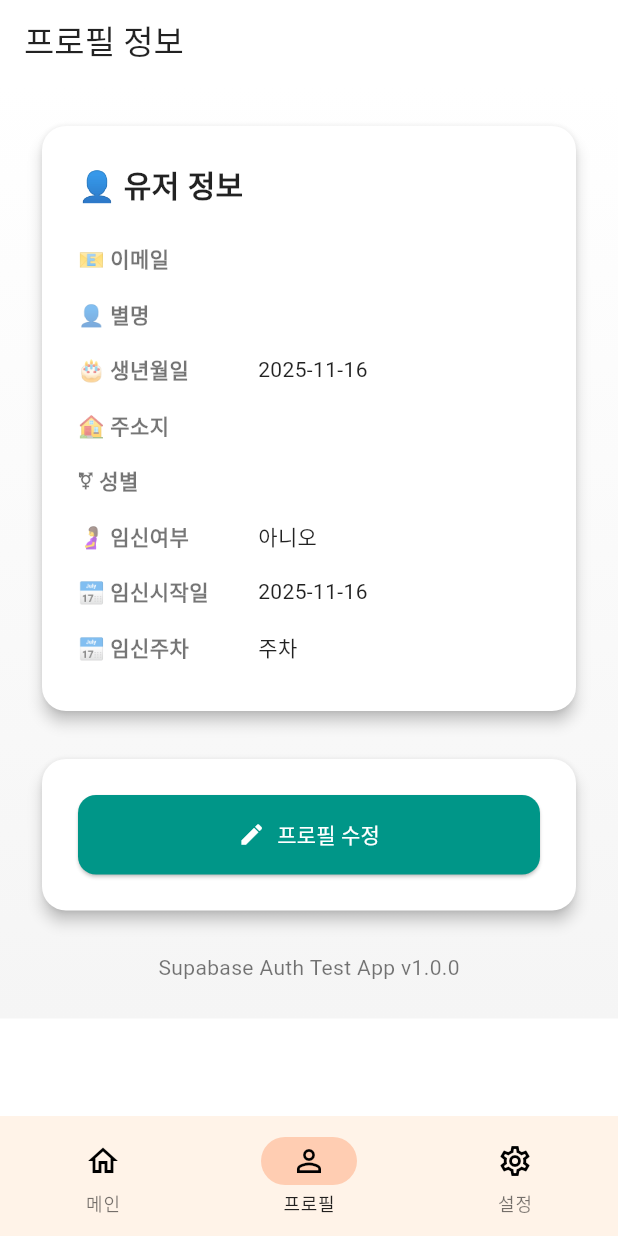
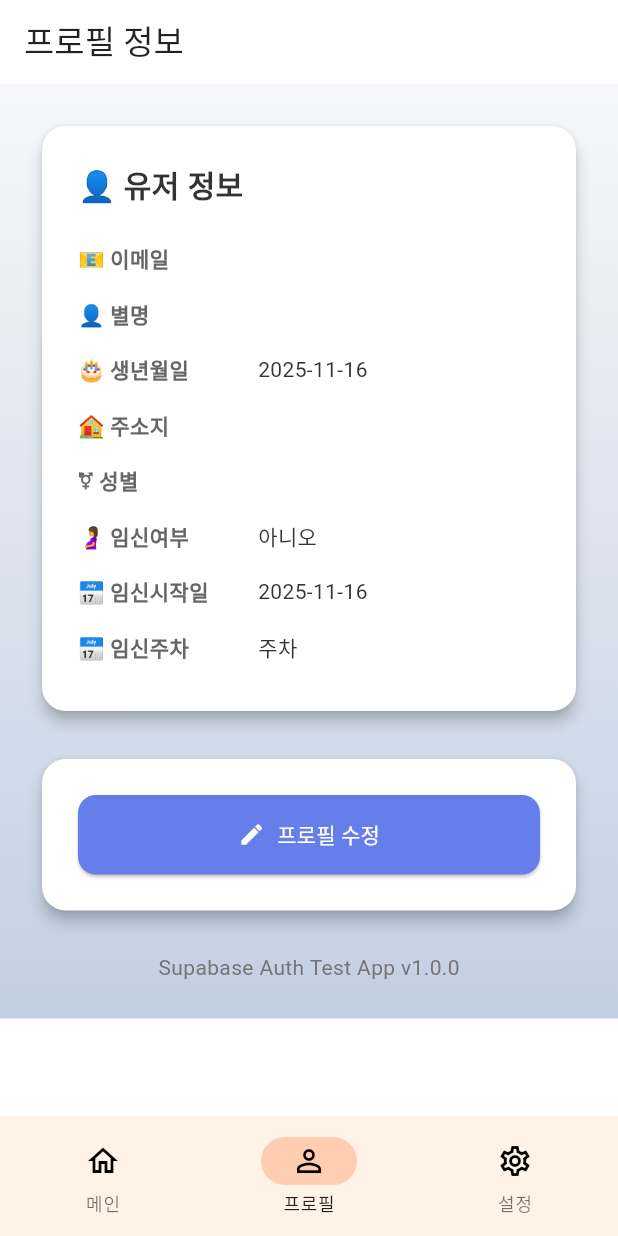
Before and after one commit to KimDaegun00/capstone01, a Flutter app: the screen it shows once a user with an empty profile is signed in, item 2 of the bottom bar chosen, on a phone screen of 412 x 824 dp. Run offline on Flutter 3.47's test engine with Material 3 defaults, Android fonts, the phone set to English and light mode, and no system bars; our stand-ins replace flutter_dotenv, geolocator, go_router, shared_preferences, supabase_flutter, webview_flutter; accounts and stored records are empty.

Commit message:
Revert "다크모드 수정 2"
This reverts commit 83f38c74d7bcbd855b2762a436d20cef39b87fed.

```diff
--- a/lib/nav_screens/profile_screen.dart
+++ b/lib/nav_screens/profile_screen.dart
@@ -72,14 +72,11 @@ class _ProfileScreenState extends State<ProfileScreen> {
         elevation: 0,
       ),
       body: Container(
-        decoration: BoxDecoration(
+        decoration: const BoxDecoration(
           gradient: LinearGradient(
             begin: Alignment.topCenter,
             end: Alignment.bottomCenter,
-            colors: [
-              cs.surface,
-              cs.surfaceVariant,
-            ],
+            colors: [Color(0xFFf5f7fa), Color(0xFFc3cfe2)],
           ),
         ),
         child: SafeArea(
@@ -100,12 +97,12 @@ class _ProfileScreenState extends State<ProfileScreen> {
                     child: Column(
                       crossAxisAlignment: CrossAxisAlignment.start,
                       children: [
-                        Text(
+                        const Text(
                           '👤 유저 정보',
                           style: TextStyle(
                             fontSize: 20,
                             fontWeight: FontWeight.bold,
-                            color: cs.onSurface,
+                            color: Color(0xFF333333),
                           ),
                         ),
                         const SizedBox(height: 16),
@@ -117,20 +114,20 @@ class _ProfileScreenState extends State<ProfileScreen> {
                         else if (_userProfile != null)
                            Column(
                              children: [
-                               _buildInfoRow('📧 이메일', user?.email ?? 'N/A', context),
-                               _buildInfoRow('👤 별명', _userProfile?['별명'] ?? '미설정', context),
-                               _buildInfoRow('🎂 생년월일', _formatDateFromString(_userProfile?['생년월일']), context),
-                               _buildInfoRow('🏠 주소지', _userProfile?['주소지'] ?? '미설정', context),
-                               _buildInfoRow('⚧ 성별', _userProfile?['성별'] ?? '미설정', context),
-                               _buildInfoRow('🤰 임신여부', _userProfile?['임신여부'] == true ? '예' : '아니오', context),
-                               _buildInfoRow('📅 임신시작일', _formatDateFromString(_userProfile?['임신시작일']), context),
-                               _buildInfoRow('📅 임신주차', _userProfile?['임신주차'] != null ? '${_userProfile?['임신주차']}주차' : '미설정', context),
+                               _buildInfoRow('📧 이메일', user?.email ?? 'N/A'),
+                               _buildInfoRow('👤 별명', _userProfile?['별명'] ?? '미설정'),
+                               _buildInfoRow('🎂 생년월일', _formatDateFromString(_userProfile?['생년월일'])),
+                               _buildInfoRow('🏠 주소지', _userProfile?['주소지'] ?? '미설정'),
+                               _buildInfoRow('⚧ 성별', _userProfile?['성별'] ?? '미설정'),
+                               _buildInfoRow('🤰 임신여부', _userProfile?['임신여부'] == true ? '예' : '아니오'),
+                               _buildInfoRow('📅 임신시작일', _formatDateFromString(_userProfile?['임신시작일'])),
+                               _buildInfoRow('📅 임신주차', _userProfile?['임신주차'] != null ? '${_userProfile?['임신주차']}주차' : '미설정'),
                              ],
                            )
                         else
-                          Text(
+                          const Text(
                             '프로필 정보를 불러올 수 없습니다.',
-                            style: TextStyle(color: cs.error),
+                            style: TextStyle(color: Colors.red),
                           ),
                       ],
                     ),
@@ -158,8 +155,8 @@ class _ProfileScreenState extends State<ProfileScreen> {
                             icon: const Icon(Icons.edit),
                             label: const Text('프로필 수정'),
                             style: ElevatedButton.styleFrom(
-                              backgroundColor: cs.primary,
-                              foregroundColor: cs.onPrimary,
+                              backgroundColor: const Color(0xFF667eea),
+                              foregroundColor: Colors.white,
                               padding: const EdgeInsets.symmetric(vertical: 16),
                               shape: RoundedRectangleBorder(
                                 borderRadius: BorderRadius.circular(12),
@@ -179,7 +176,7 @@ class _ProfileScreenState extends State<ProfileScreen> {
                   child: Text(
                     'Supabase Auth Test App v1.0.0',
                     style: TextStyle(
-                      color: cs.onSurfaceVariant,
+                      color: Colors.grey[600],
                       fontSize: 14,
                     ),
                   ),
@@ -193,8 +190,7 @@ class _ProfileScreenState extends State<ProfileScreen> {
     );
   }
 
-  Widget _buildInfoRow(String label, String value, BuildContext context) {
-    final cs = Theme.of(context).colorScheme;
+  Widget _buildInfoRow(String label, String value) {
     return Padding(
       padding: const EdgeInsets.symmetric(vertical: 8.0),
       child: Row(
@@ -204,17 +200,17 @@ class _ProfileScreenState extends State<ProfileScreen> {
             width: 120,
             child: Text(
               label,
-              style: TextStyle(
+              style: const TextStyle(
                 fontWeight: FontWeight.w600,
-                color: cs.onSurfaceVariant,
+                color: Color(0xFF666666),
               ),
             ),
           ),
           Expanded(
             child: Text(
               value,
-              style: TextStyle(
-                color: cs.onSurface,
+              style: const TextStyle(
+                color: Color(0xFF333333),
               ),
             ),
           ),
@@ -258,7 +254,6 @@ class _ProfileScreenState extends State<ProfileScreen> {
     showDialog(
       context: context,
       builder: (context) {
-        final dialogCs = Theme.of(context).colorScheme;
         return StatefulBuilder(
           builder: (context, setState) {
             return AlertDialog(
@@ -304,7 +299,7 @@ class _ProfileScreenState extends State<ProfileScreen> {
                                 ? DateFormat('yyyy-MM-dd').format(selectedBirthday!)
                                 : '날짜를 선택하세요',
                             style: TextStyle(
-                              color: selectedBirthday != null ? dialogCs.onSurface : dialogCs.onSurfaceVariant,
+                              color: selectedBirthday != null ? Colors.black : Colors.grey[700],
                             ),
                           ),
                         ),
@@ -430,8 +425,8 @@ class _ProfileScreenState extends State<ProfileScreen> {
                                 : '임신 여부가 "예"일 때 선택 가능합니다',
                             style: TextStyle(
                               color: isPregnant
-                                  ? (selectedPregnancyStartDate != null ? dialogCs.onSurface : dialogCs.onSurfaceVariant)
-                                  : dialogCs.onSurfaceVariant.withOpacity(0.6),
+                                  ? (selectedPregnancyStartDate != null ? Colors.black : Colors.grey[700])
+                                  : Colors.grey[500],
                             ),
                           ),
                         ),
@@ -450,9 +445,9 @@ class _ProfileScreenState extends State<ProfileScreen> {
                     if(formKey.currentState!.validate()){
                       if (isPregnant && selectedPregnancyStartDate == null) {
                         ScaffoldMessenger.of(context).showSnackBar(
-                          SnackBar(
+                          const SnackBar(
                             content: Text('임신 시작일을 선택해주세요.'),
-                            backgroundColor: dialogCs.error,
+                            backgroundColor: Colors.red,
                           ),
                         );
                         return;
@@ -478,9 +473,9 @@ class _ProfileScreenState extends State<ProfileScreen> {
                           if (mounted) {
                             Navigator.of(context).pop();
                             ScaffoldMessenger.of(context).showSnackBar(
-                              SnackBar(
+                              const SnackBar(
                                 content: Text('프로필이 업데이트되었습니다!'),
-                                backgroundColor: dialogCs.primary,
+                                backgroundColor: Colors.green,
                               ),
                             );
                             _loadUserProfile(); // 프로필 새로고침
@@ -492,7 +487,7 @@ class _ProfileScreenState extends State<ProfileScreen> {
                           ScaffoldMessenger.of(context).showSnackBar(
                             SnackBar(
                               content: Text('프로필 업데이트 오류: $e'),
-                              backgroundColor: dialogCs.error,
+                              backgroundColor: Colors.red,
                             ),
                           );
                         }
```
Also changed, not shown: lib/detail_screens/checklist_screen.dart (+6 -6 lines).
